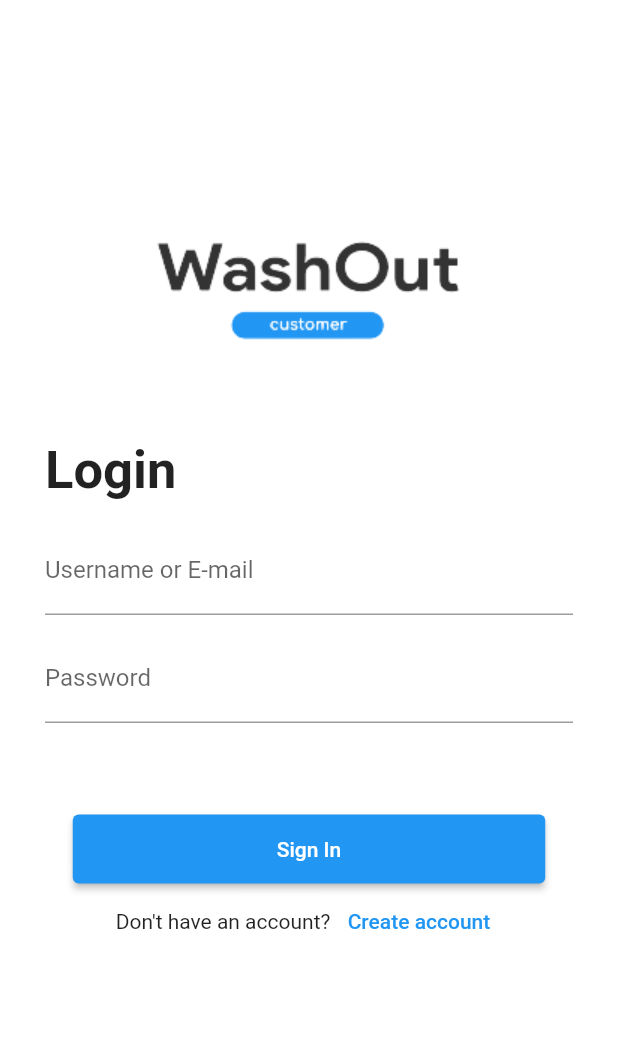
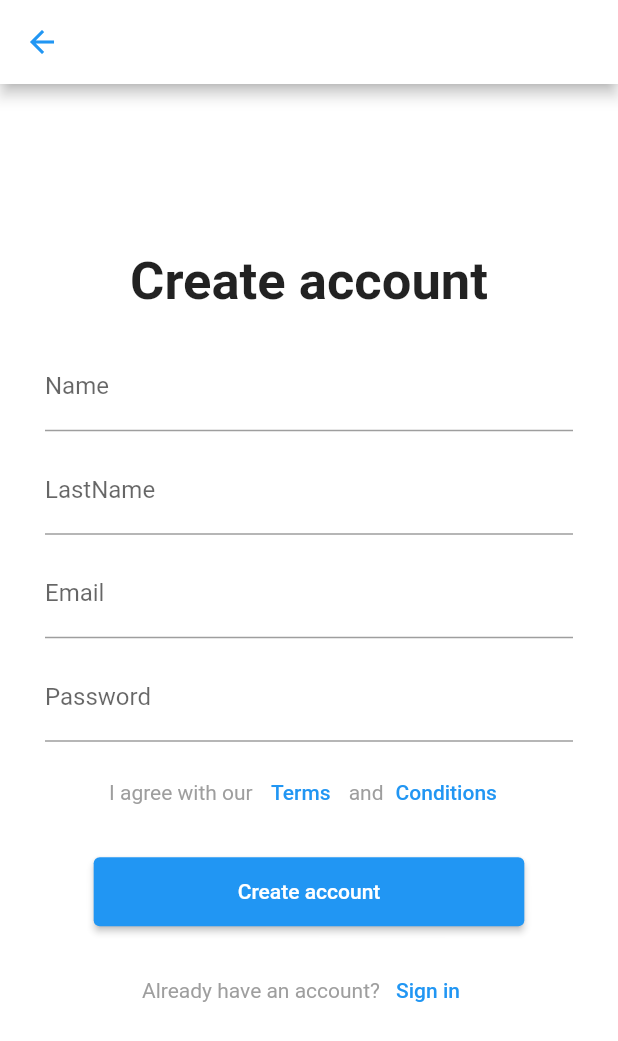
Before and after one commit to LoveYou-5555/WashOut, a Flutter app: the screen it shows after launch, after a tap on "Create account", on a phone screen of 412 x 824 dp. Shown: the top 1041 px of the screen. Run offline on Flutter 3.47's test engine with Material 2 defaults, Android fonts, the light colour scheme and no system bars; our stand-ins replace flutter_screenutil.

Commit message:
หน้าสมัคร

```diff
--- /dev/null
+++ b/PJ/lib/homepage.dart
@@ -0,0 +1,19 @@
+import 'package:flutter/material.dart';
+
+class HomePage extends StatefulWidget {
+  @override
+  _HomePageState createState() => _HomePageState();
+}
+
+class _HomePageState extends State<HomePage> {
+  @override
+  Widget build(BuildContext context) {
+    return Scaffold(
+      backgroundColor: Colors.white,
+      resizeToAvoidBottomInset: false,
+      body: Column(
+
+      ),
+    );
+  }
+}
--- a/PJ/lib/main.dart
+++ b/PJ/lib/main.dart
@@ -1,8 +1,10 @@
 import 'package:flutter/material.dart';
+import 'package:flutter_login_page_ui/register.dart';
+import 'package:flutter_login_page_ui/homepage.dart';
 import 'package:flutter_screenutil/flutter_screenutil.dart';
 import 'Widgets/FormCard.dart';
 import 'Widgets/SocialIcons.dart';
-import 'CustomIcons.dart';
+import 'Widgets/CustomIcons.dart';
 
 void main() => runApp(MaterialApp(
       home: MyApp(),
@@ -84,7 +86,7 @@ class _MyAppState extends State<MyApp> {
                       ),
                       TextField(
                         decoration:
-                            InputDecoration(labelText: 'Username or E-mail'),
+                            InputDecoration(labelText: 'E-mail'),
                       ),
                       Container(
                         height: 13.0,
@@ -99,7 +101,11 @@ class _MyAppState extends State<MyApp> {
                       Padding(
                         padding: const EdgeInsets.only(top: 20.0),
                         child: ElevatedButton(
-                            onPressed: () {},
+                            onPressed: () {
+                              Navigator.push(context,MaterialPageRoute(builder: (Context){
+                                return HomePage();
+                              },), );
+                            },
                             child: Padding(
                               padding: const EdgeInsets.symmetric(
                                   horizontal: 120.0, vertical: 15.0),
@@ -109,10 +115,14 @@ class _MyAppState extends State<MyApp> {
                       Row(
                         mainAxisAlignment: MainAxisAlignment.center,
                         children: [
-                          Text("Don't have an account? "),
+                          Text("Don't have an account?",style: TextStyle(color: Colors.grey),),
                           TextButton(
                             child: Text("Create account"),
-                            onPressed: () => print("hi"),
+                            onPressed: (){
+                              Navigator.push(context,MaterialPageRoute(builder: (Context){
+                                return RegisterPage();
+                              },),);
+                            } ,
                           ),
                         ],
                       )
--- a/PJ/lib/register.dart
+++ b/PJ/lib/register.dart
@@ -0,0 +1,94 @@
+import 'package:flutter/material.dart';
+import 'package:flutter_login_page_ui/main.dart';
+
+class RegisterPage extends StatefulWidget {
+  @override
+  _RegisterPageState createState() => _RegisterPageState();
+}
+
+class _RegisterPageState extends State<RegisterPage> {
+  final formKey = GlobalKey<FormState>();
+  @override
+  Widget build(BuildContext context) {
+    return Scaffold(
+      backgroundColor: Colors.white,
+      resizeToAvoidBottomInset: false,
+      appBar: AppBar(
+        backgroundColor: Colors.white,
+        leading: BackButton(
+          color: Colors.blue,
+        ),
+      ),
+      body: Column(
+        key: formKey,
+        children: [
+          Expanded(child: Container(), flex: 130),
+          Expanded(
+            flex: 766,
+            child: Padding(
+              padding: const EdgeInsets.symmetric(horizontal: 30.0),
+              child: Container(
+                  child: Column(children: [
+                Text(
+                  'Create account',
+                  style: TextStyle(fontSize: 35.0, fontWeight: FontWeight.bold),
+                ),
+                Container(height: 20),
+                TextField(decoration: InputDecoration(labelText: 'Name'),),
+                Container(height: 10),
+                TextField(decoration: InputDecoration(labelText: 'LastName'),),
+                Container(height: 10),
+                TextField(keyboardType: TextInputType.emailAddress ,decoration: InputDecoration(labelText: 'Email'),),
+                Container(height: 10),
+                TextField(obscureText: true,
+                  decoration: InputDecoration(labelText: 'Password'),),
+                Container(height: 10),
+                Row(
+                  mainAxisAlignment: MainAxisAlignment.center,
+                  children: [
+                    Text('I agree with our', style: TextStyle(color: Colors.grey),),
+                    TextButton(
+                      onPressed: () {},
+                      child: Text("Terms"),
+                    ),
+                    Text('and',style: TextStyle(color: Colors.grey),),
+                    TextButton(
+                      onPressed: () {},
+                      child: Text("Conditions"),
+                    ),
+                  ],
+                ),
+                Container(height: 10),
+                Padding(
+                  padding: const EdgeInsets.all(8.0),
+                  child: ElevatedButton(onPressed: (){
+                    Navigator.push(context,MaterialPageRoute(builder: (Context){
+                      return MyApp();
+                    },),);
+                  },
+                   child: Padding(
+                     padding: const EdgeInsets.symmetric(
+                       horizontal: 80.0, vertical: 15.0),
+                     child: Text('Create account'),
+                   ),),
+                ),
+                Container(height: 10),
+                Row(
+                  mainAxisAlignment: MainAxisAlignment.center,
+                  children: [
+                    Text('Already have an account?',style: TextStyle(color: Colors.grey),),
+                    TextButton(onPressed: () {
+                      Navigator.push(context,MaterialPageRoute(builder: (Context){
+                      return MyApp();
+                    },),);
+                    }, child: Text('Sign in'))
+                  ],
+                )
+              ])),
+            ),
+          ),
+        ],
+      ),
+    );
+  }
+}
--- a/PJ/pubspec.yaml
+++ b/PJ/pubspec.yaml
@@ -47,7 +47,7 @@ flutter:
    - assets/image_02.png
    - assets/logo.png
    - assets/logo_1.png
-
+   - assets/backbutton.png
 
   # An image asset can refer to one or more resolution-specific "variants", see
   # https://flutter.io/assets-and-images/#resolution-aware.
```
Also changed, not shown: PJ/assets/backbutton.png (added), PJ/lib/Widgets/CustomIcons.dart (renamed from PJ/lib/CustomIcons.dart).
